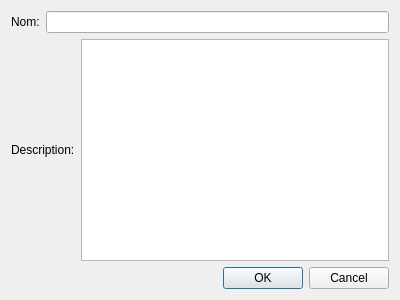
Before: the Qt Designer form InfoDynamiqueQt/Vues/vuegestiontache.ui in AlexandreGirardin/ProjetAnalyse, drawn with Qt 5.
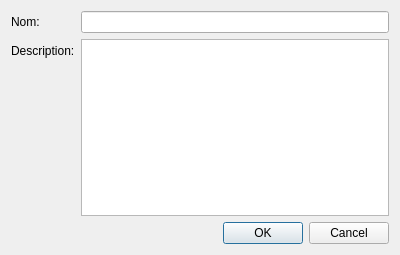
After: the same form once the commit is applied.

```diff
--- a/InfoDynamiqueQt/Vues/vuegestiontache.ui
+++ b/InfoDynamiqueQt/Vues/vuegestiontache.ui
@@ -7,7 +7,7 @@
     <x>0</x>
     <y>0</y>
     <width>400</width>
-    <height>300</height>
+    <height>255</height>
    </rect>
   </property>
   <property name="windowTitle">
@@ -15,30 +15,26 @@
   </property>
   <layout class="QVBoxLayout" name="verticalLayout">
    <item>
-    <layout class="QHBoxLayout" name="horizontalLayout">
-     <item>
-      <widget class="QLabel" name="label">
-       <property name="text">
-        <string>Nom:</string>
-       </property>
-      </widget>
-     </item>
-     <item>
-      <widget class="QLineEdit" name="lineEdit"/>
-     </item>
-    </layout>
-   </item>
-   <item>
-    <layout class="QHBoxLayout" name="horizontalLayout_2">
-     <item>
-      <widget class="QLabel" name="label_2">
+    <layout class="QFormLayout" name="formLayout">
+     <item row="1" column="0">
+      <widget class="QLabel" name="etiquetteDescription">
        <property name="text">
         <string>Description:</string>
        </property>
       </widget>
      </item>
-     <item>
-      <widget class="QTextEdit" name="textEdit"/>
+     <item row="1" column="1">
+      <widget class="QTextEdit" name="champDescription"/>
+     </item>
+     <item row="0" column="0">
+      <widget class="QLabel" name="etiquetteNom">
+       <property name="text">
+        <string>Nom:</string>
+       </property>
+      </widget>
+     </item>
+     <item row="0" column="1">
+      <widget class="QLineEdit" name="champNom"/>
      </item>
     </layout>
    </item>
```
